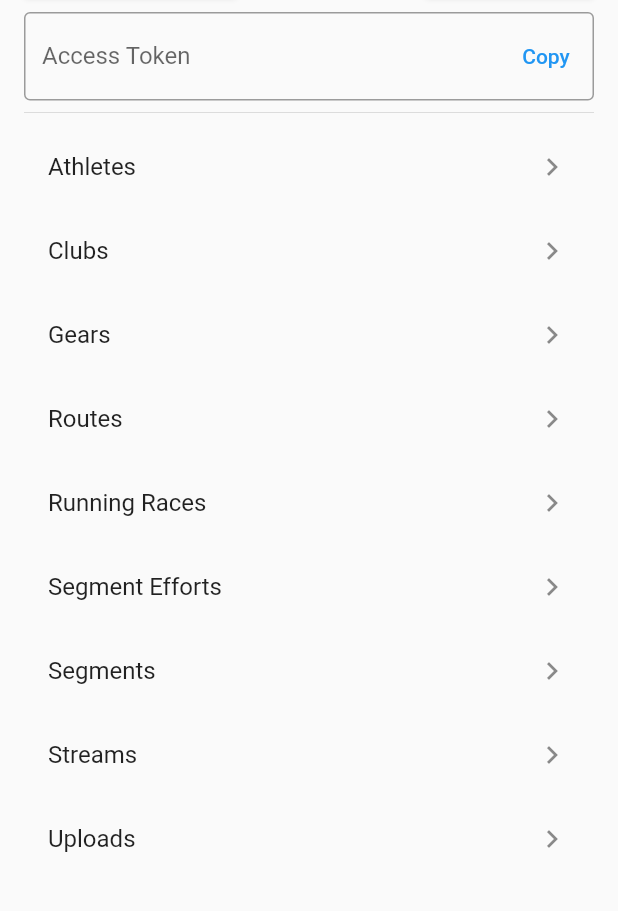
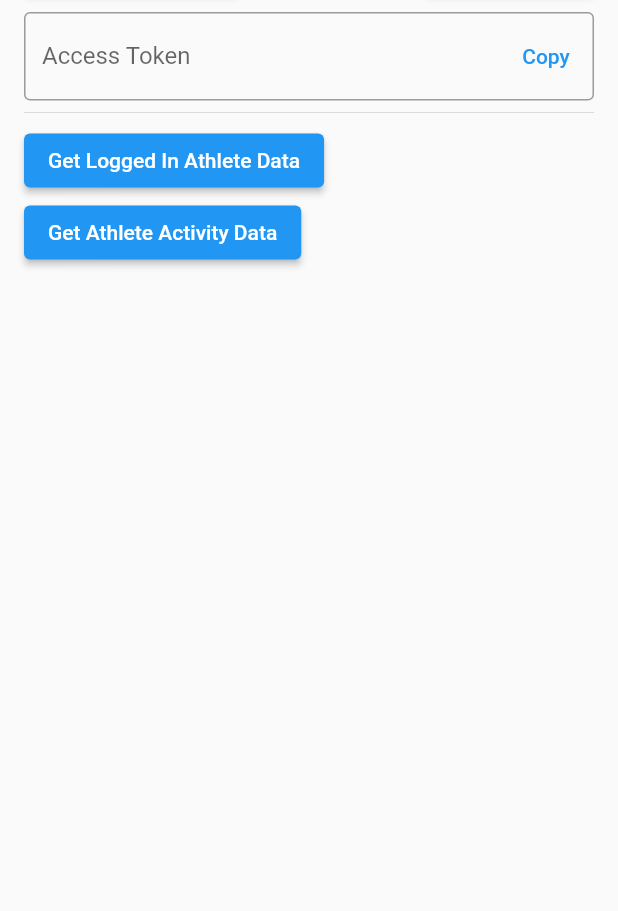
Before and after one commit to T-Pirozzini/ride_tide_stride, a Flutter app: the screen it shows after launch, after a tap on "Login With Strava", on a phone screen of 412 x 824 dp, the part 156-1067 px from its top. Run offline on Flutter 3.47's test engine with Material 2 defaults, Android fonts, the phone set to English and light mode, and no system bars; missing offline and left inert: strava_client; network calls fail.

Commit message:
implement oauth2 and display athlete data

```diff
--- a/lib/examples/authentication.dart
+++ b/lib/examples/authentication.dart
@@ -10,9 +10,8 @@ class ExampleAuthentication {
         scopes: scopes,
         redirectUrl: redirectUrl,
         forceShowingApproval: false,
-        callbackUrlScheme: "ride_tide_stride",
-        preferEphemeral: true
-    );
+        callbackUrlScheme: "com.example.flutter",
+        preferEphemeral: true);
   }
 
   Future<void> testDeauthorize() {
--- a/lib/main.dart
+++ b/lib/main.dart
@@ -1,5 +1,6 @@
 import 'dart:async';
-
+import 'dart:convert';
+import 'package:http/http.dart' as http;
 import 'examples/authentication.dart';
 import 'package:flutter/material.dart';
 import 'package:flutter/services.dart';
@@ -33,6 +34,9 @@ class _StravaFlutterPageState extends State<StravaFlutterPage> {
   final TextEditingController _textEditingController = TextEditingController();
   final DateFormat dateFormatter = DateFormat("HH:mm:ss");
   late final StravaClient stravaClient;
+  Map<String, dynamic>? athleteData;
+  Map<String, dynamic>? athleteActivityData;
+  List<dynamic>? athleteActivities;
 
   bool isLoggedIn = false;
   TokenResponse? token;
@@ -41,6 +45,9 @@ class _StravaFlutterPageState extends State<StravaFlutterPage> {
   void initState() {
     stravaClient = StravaClient(secret: secret, clientId: clientId);
     super.initState();
+    if (token != null) {
+      _textEditingController.text = token!.accessToken;
+    }
   }
 
   FutureOr<Null> showErrorMessage(dynamic error, dynamic stackTrace) {
@@ -62,15 +69,19 @@ class _StravaFlutterPageState extends State<StravaFlutterPage> {
       [
         AuthenticationScope.profile_read_all,
         AuthenticationScope.read_all,
-        AuthenticationScope.activity_read_all
+        AuthenticationScope.activity_read_all,
       ],
-      "ride_tide_stride://oath?callback=oauth", // Use your custom scheme here
+      "com.example.flutter://localhost", // Use your custom scheme here
     ).then((token) {
       setState(() {
-        isLoggedIn = true;
+        isLoggedIn =
+            true; // Set isLoggedIn to true when authentication is successful
         this.token = token;
+        _textEditingController.text = token.accessToken;
       });
-      _textEditingController.text = token.accessToken;
+
+      // After authentication, you can fetch athlete data or perform other actions.
+      fetchAthleteData(token.accessToken).catchError(showErrorMessage);
     }).catchError(showErrorMessage);
   }
 
@@ -82,6 +93,62 @@ class _StravaFlutterPageState extends State<StravaFlutterPage> {
         _textEditingController.clear();
       });
     }).catchError(showErrorMessage);
+  }
+
+  Future<void> fetchAthleteData(String accessToken) async {
+    final url = Uri.parse('https://www.strava.com/api/v3/athlete');
+    final headers = {
+      'Authorization': 'Bearer $accessToken',
+    };
+
+    try {
+      final response = await http.get(url, headers: headers);
+
+      if (response.statusCode == 200) {
+        final Map<String, dynamic> data = json.decode(response.body);
+        setState(() {
+          athleteData = data;
+        });
+      } else {
+        // Handle the error
+        print(
+            'Failed to fetch athlete data. Status code: ${response.statusCode}');
+      }
+    } catch (error) {
+      print('Error fetching athlete data: $error');
+    }
+  }
+
+  Future<void> fetchAthleteActivityData(String accessToken) async {
+    final url = Uri.parse('https://www.strava.com/api/v3/athlete/activities');
+    final headers = {
+      'Authorization': 'Bearer $accessToken',
+    };
+
+    try {
+      final response = await http.get(url, headers: headers);
+
+      if (response.statusCode == 200) {
+        final List<dynamic> data = json.decode(response.body);
+        setState(() {
+          athleteActivities = data;
+        });
+      } else {
+        // Handle the error
+        print(
+            'Failed to fetch athlete activities. Status code: ${response.statusCode}');
+      }
+    } catch (error) {
+      print('Error fetching athlete activities: $error');
+    }
+  }
+
+  String formatDuration(int seconds) {
+    final Duration duration = Duration(seconds: seconds);
+    final int hours = duration.inHours;
+    final int minutes = (duration.inMinutes % 60);
+    final int remainingSeconds = (duration.inSeconds % 60);
+    return '$hours:${minutes.toString().padLeft(2, '0')}:${remainingSeconds.toString().padLeft(2, '0')}';
   }
 
   @override
@@ -96,7 +163,7 @@ class _StravaFlutterPageState extends State<StravaFlutterPage> {
                 : Icons.radio_button_off,
             color: isLoggedIn ? Colors.white : Colors.red,
           ),
-          SizedBox(
+          const SizedBox(
             width: 8,
           )
         ],
@@ -106,7 +173,65 @@ class _StravaFlutterPageState extends State<StravaFlutterPage> {
         child: SingleChildScrollView(
           child: Column(
             crossAxisAlignment: CrossAxisAlignment.start,
-            children: [_login(), _apiGroups()],
+            children: [
+              _login(),
+              ElevatedButton(
+                onPressed: () {
+                  if (token != null) {
+                    fetchAthleteData(token!.accessToken);
+                  } else {
+                    // Handle the case when token is null (e.g., show an error message).
+                    // You can display a message to the user or take appropriate action.
+                  }
+                },
+                child: Text("Get Logged In Athlete Data"),
+              ),
+              if (athleteData != null)
+                Column(
+                  children: [
+                    Text('ID: ${athleteData!['id']}'),
+                    Text('Username: ${athleteData!['username']}'),
+                    Text('Firstname: ${athleteData!['firstname']}'),
+                    Text('Lastname: ${athleteData!['lastname']}'),
+                    Text('City: ${athleteData!['city']}'),
+                    Text('State: ${athleteData!['state']}'),
+                    Text('followers: ${athleteData!['follower_count']}'),
+                    Text(
+                        'mutual followers: ${athleteData!['mutual_friend_count']}'),
+
+                    // Add more athlete data as needed
+                  ],
+                ),
+              ElevatedButton(
+                onPressed: () {
+                  if (token != null) {
+                    fetchAthleteActivityData(token!.accessToken);
+                  } else {
+                    // Handle the case when token is null (e.g., show an error message).
+                  }
+                },
+                child: Text("Get Athlete Activity Data"),
+              ),
+              if (athleteActivities != null)
+                Column(
+                  children: [
+                    ListView.builder(
+                      shrinkWrap: true,
+                      itemCount: athleteActivities!.length,
+                      itemBuilder: (context, index) {
+                        final activity = athleteActivities![index];
+                        final int movingTimeSeconds = activity['moving_time'];
+                        return ListTile(
+                          title: Text('Activity ID: ${activity['id']}'),
+                          subtitle: Text('Name: ${activity['name']}'),
+                          trailing: Text(
+                              'Moving Time: ${formatDuration(movingTimeSeconds)}'),
+                        );
+                      },
+                    ),
+                  ],
+                ),
+            ],
           ),
         ),
       ),
@@ -130,7 +255,7 @@ class _StravaFlutterPageState extends State<StravaFlutterPage> {
             )
           ],
         ),
-        SizedBox(
+        const SizedBox(
           height: 8,
         ),
         TextField(
@@ -152,59 +277,8 @@ class _StravaFlutterPageState extends State<StravaFlutterPage> {
                 },
               )),
         ),
-        Divider()
+        const Divider()
       ],
     );
   }
-
-  Widget _apiGroups() {
-    return IgnorePointer(
-      ignoring: !isLoggedIn,
-      child: AnimatedOpacity(
-        opacity: isLoggedIn ? 1.0 : 0.4,
-        duration: Duration(milliseconds: 200),
-        child: Column(
-          mainAxisSize: MainAxisSize.min,
-          children: [
-            ListTile(
-              title: Text("Athletes"),
-              trailing: Icon(Icons.chevron_right),
-            ),
-            ListTile(
-              title: Text("Clubs"),
-              trailing: Icon(Icons.chevron_right),
-            ),
-            ListTile(
-              title: Text("Gears"),
-              trailing: Icon(Icons.chevron_right),
-            ),
-            ListTile(
-              title: Text("Routes"),
-              trailing: Icon(Icons.chevron_right),
-            ),
-            ListTile(
-              title: Text("Running Races"),
-              trailing: Icon(Icons.chevron_right),
-            ),
-            ListTile(
-              title: Text("Segment Efforts"),
-              trailing: Icon(Icons.chevron_right),
-            ),
-            ListTile(
-              title: Text("Segments"),
-              trailing: Icon(Icons.chevron_right),
-            ),
-            ListTile(
-              title: Text("Streams"),
-              trailing: Icon(Icons.chevron_right),
-            ),
-            ListTile(
-              title: Text("Uploads"),
-              trailing: Icon(Icons.chevron_right),
-            )
-          ],
-        ),
-      ),
-    );
-  }
 }
--- a/pubspec.yaml
+++ b/pubspec.yaml
@@ -39,6 +39,7 @@ dependencies:
   strava_client: ^2.1.0
   flutter_web_auth_2: ^2.0.0
   flutter_web_auth: ^0.5.0
+  http: ^1.1.0
 
 dev_dependencies:
   flutter_test:
```
Also changed, not shown: pubspec.lock, 1 other file.
